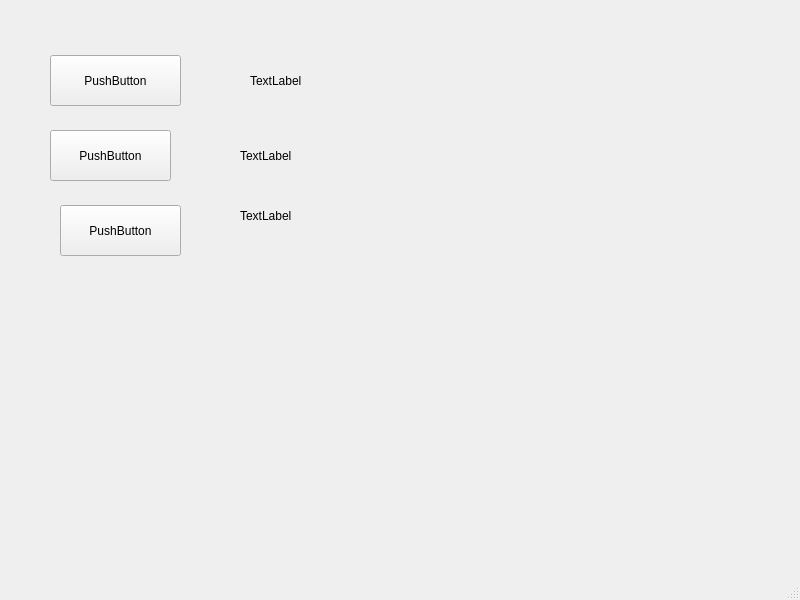
Qt form speed-test-client-qt/mainwindow.ui (robertsolorzano/speed-test-client) before a commit.
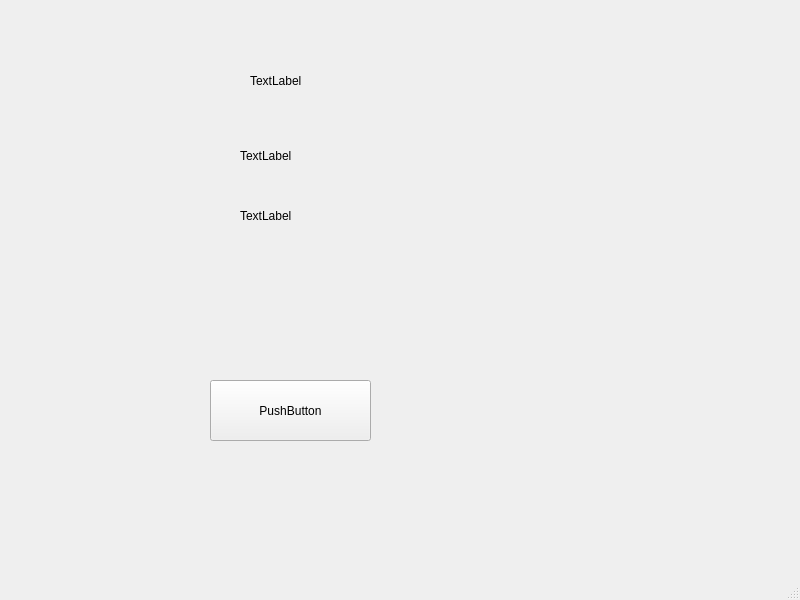
The same form after that commit.

Commit message: implemented one button to test all 3 endpoints sequentially

What changed in the file:
```diff
--- a/speed-test-client-qt/mainwindow.ui
+++ b/speed-test-client-qt/mainwindow.ui
@@ -14,45 +14,6 @@
    <string>MainWindow</string>
   </property>
   <widget class="QWidget" name="centralwidget">
-   <widget class="QPushButton" name="downloadButton">
-    <property name="geometry">
-     <rect>
-      <x>50</x>
-      <y>55</y>
-      <width>131</width>
-      <height>51</height>
-     </rect>
-    </property>
-    <property name="text">
-     <string>PushButton</string>
-    </property>
-   </widget>
-   <widget class="QPushButton" name="uploadButton">
-    <property name="geometry">
-     <rect>
-      <x>50</x>
-      <y>130</y>
-      <width>121</width>
-      <height>51</height>
-     </rect>
-    </property>
-    <property name="text">
-     <string>PushButton</string>
-    </property>
-   </widget>
-   <widget class="QPushButton" name="latencyButton">
-    <property name="geometry">
-     <rect>
-      <x>60</x>
-      <y>205</y>
-      <width>121</width>
-      <height>51</height>
-     </rect>
-    </property>
-    <property name="text">
-     <string>PushButton</string>
-    </property>
-   </widget>
    <widget class="QLabel" name="downloadSpeedLabel">
     <property name="geometry">
      <rect>
@@ -92,6 +53,19 @@
      <string>TextLabel</string>
     </property>
    </widget>
+   <widget class="QPushButton" name="testMySpeedButton">
+    <property name="geometry">
+     <rect>
+      <x>210</x>
+      <y>380</y>
+      <width>161</width>
+      <height>61</height>
+     </rect>
+    </property>
+    <property name="text">
+     <string>PushButton</string>
+    </property>
+   </widget>
   </widget>
   <widget class="QMenuBar" name="menubar">
    <property name="geometry">
```
The commit also changes 2 other files.
